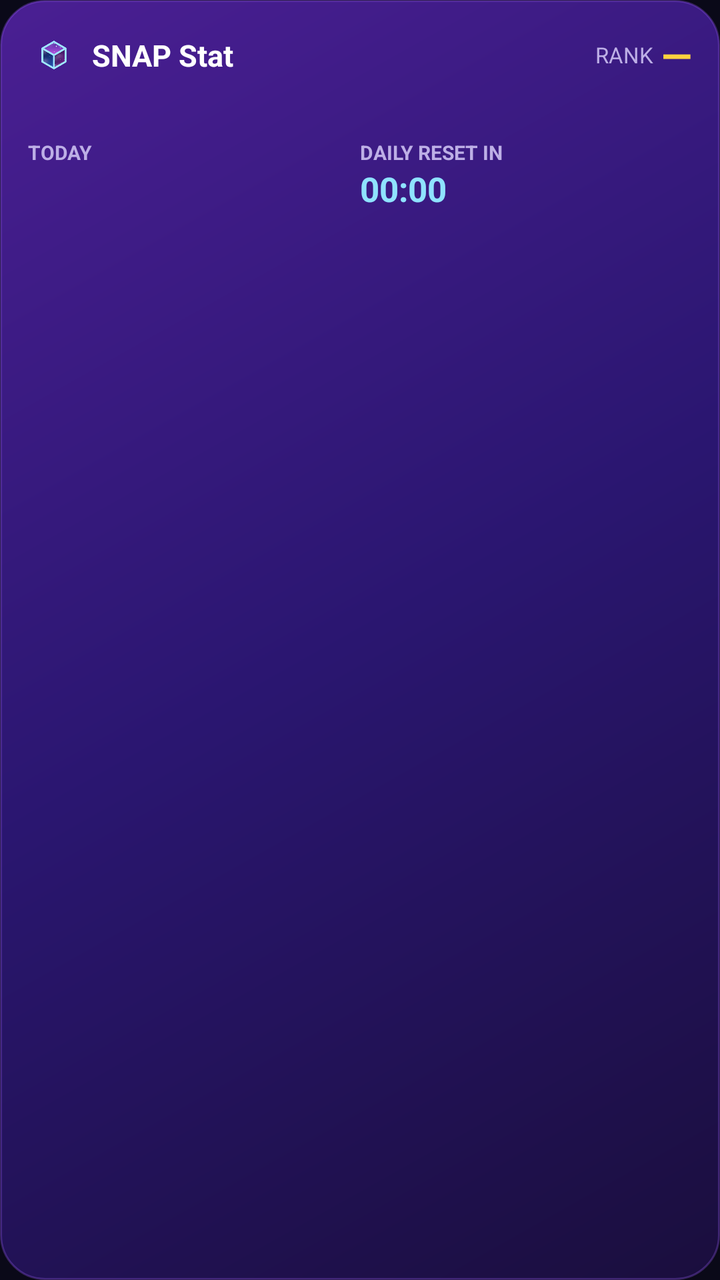
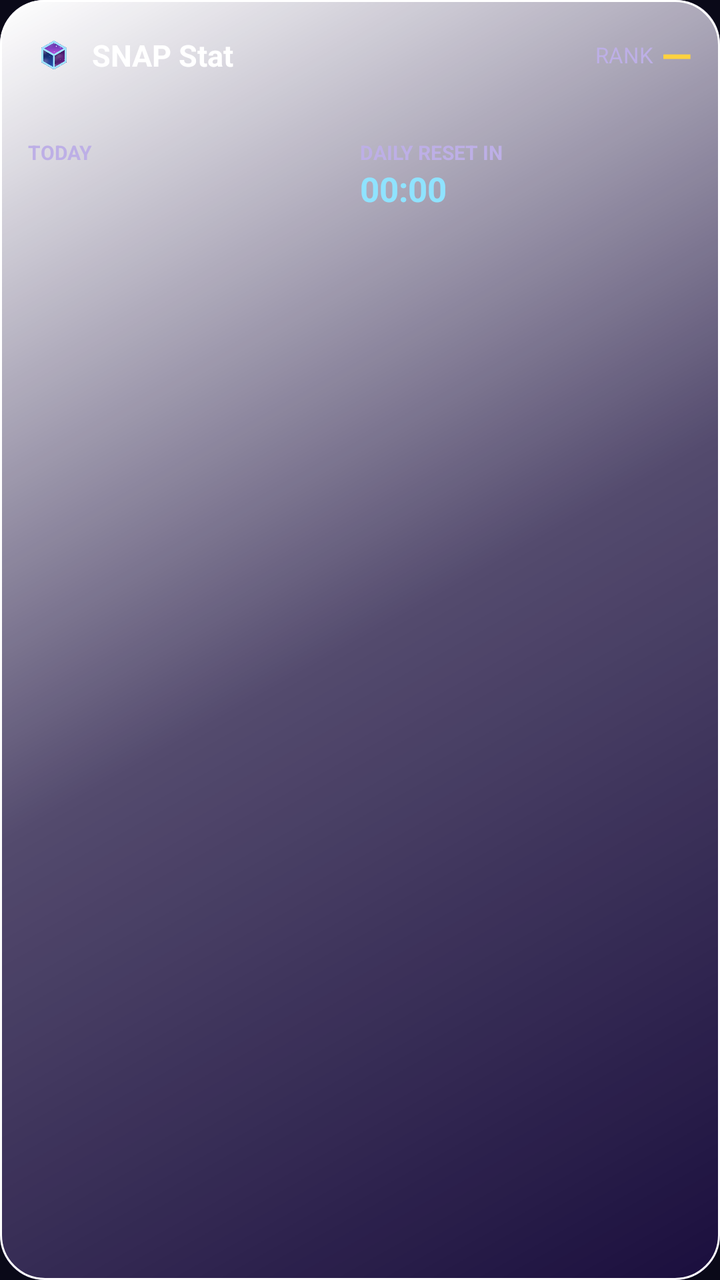

Two renders of the same Android screen: before a commit and after it. Below are the layout's source before the change and the commit's diff.
<!-- AndroidManifest.xml: application theme Theme.SnapStat -->
<!-- res/layout/widget.xml -->
<?xml version="1.0" encoding="utf-8"?>
<LinearLayout xmlns:android="http://schemas.android.com/apk/res/android"
    android:id="@+id/w_root"
    android:layout_width="match_parent"
    android:layout_height="match_parent"
    android:background="@drawable/widget_bg"
    android:orientation="vertical"
    android:padding="14dp">

    <LinearLayout
        android:layout_width="match_parent"
        android:layout_height="wrap_content"
        android:gravity="center_vertical"
        android:orientation="horizontal">
        <ImageView
            android:layout_width="26dp"
            android:layout_height="26dp"
            android:contentDescription="@string/app_name"
            android:src="@mipmap/ic_launcher_fg" />
        <TextView
            android:id="@+id/w_name"
            android:layout_width="0dp"
            android:layout_height="wrap_content"
            android:layout_marginStart="6dp"
            android:layout_weight="1"
            android:ellipsize="end"
            android:maxLines="1"
            android:text="@string/app_name"
            android:textColor="#FFFFFF"
            android:textSize="15sp"
            android:textStyle="bold" />
        <TextView
            android:layout_width="wrap_content"
            android:layout_height="wrap_content"
            android:text="@string/widget_rank"
            android:textColor="#BDAFE6"
            android:textSize="11sp" />
        <TextView
            android:id="@+id/w_rank"
            android:layout_width="wrap_content"
            android:layout_height="wrap_content"
            android:layout_marginStart="4dp"
            android:text="—"
            android:textColor="#FFD23F"
            android:textSize="20sp"
            android:textStyle="bold" />
    </LinearLayout>

    <TextView
        android:id="@+id/w_season"
        android:layout_width="match_parent"
        android:layout_height="wrap_content"
        android:layout_marginTop="4dp"
        android:ellipsize="end"
        android:maxLines="1"
        android:textColor="#DCD3FF"
        android:textSize="12sp" />

    <LinearLayout
        android:layout_width="match_parent"
        android:layout_height="wrap_content"
        android:layout_marginTop="8dp"
        android:orientation="horizontal">
        <LinearLayout
            android:layout_width="0dp"
            android:layout_height="wrap_content"
            android:layout_weight="1"
            android:orientation="vertical">
            <TextView
                android:layout_width="wrap_content"
                android:layout_height="wrap_content"
                android:text="@string/widget_today"
                android:textColor="#BDAFE6"
                android:textSize="10sp"
                android:textStyle="bold" />
            <TextView
                android:id="@+id/w_today"
                android:layout_width="wrap_content"
                android:layout_height="wrap_content"
                android:maxLines="1"
                android:textColor="#FFFFFF"
                android:textSize="17sp"
                android:textStyle="bold" />
        </LinearLayout>
        <LinearLayout
            android:layout_width="0dp"
            android:layout_height="wrap_content"
            android:layout_weight="1"
            android:orientation="vertical">
            <TextView
                android:layout_width="wrap_content"
                android:layout_height="wrap_content"
                android:text="@string/widget_reset"
                android:textColor="#BDAFE6"
                android:textSize="10sp"
                android:textStyle="bold" />
            <LinearLayout
                android:layout_width="wrap_content"
                android:layout_height="wrap_content"
                android:gravity="bottom"
                android:orientation="horizontal">
                <Chronometer
                    android:id="@+id/w_reset"
                    android:layout_width="wrap_content"
                    android:layout_height="wrap_content"
                    android:textColor="#8FE3FF"
                    android:textSize="17sp"
                    android:textStyle="bold" />
                <TextView
                    android:id="@+id/w_reset_at"
                    android:layout_width="wrap_content"
                    android:layout_height="wrap_content"
                    android:layout_marginStart="4dp"
                    android:maxLines="1"
                    android:textColor="#BDAFE6"
                    android:textSize="11sp" />
            </LinearLayout>
        </LinearLayout>
    </LinearLayout>

    <TextView
        android:id="@+id/w_alert"
        android:layout_width="match_parent"
        android:layout_height="wrap_content"
        android:layout_marginTop="6dp"
        android:background="@drawable/widget_alert_bg"
        android:ellipsize="end"
        android:maxLines="1"
        android:paddingStart="8dp"
        android:paddingTop="3dp"
        android:paddingEnd="8dp"
        android:paddingBottom="3dp"
        android:textColor="#FFFFFF"
        android:textSize="12sp"
        android:visibility="gone" />
</LinearLayout>
<!-- resources referenced by this layout -->
<resources>
  <!-- drawable widget_alert_bg (drawable) -->
  <?xml version="1.0" encoding="utf-8"?>
  <shape xmlns:android="http://schemas.android.com/apk/res/android" android:shape="rectangle">
      <corners android:radius="9dp" />
      <solid android:color="#66FF4F9A" />
  </shape>
  <!-- drawable widget_bg (drawable) -->
  <?xml version="1.0" encoding="utf-8"?>
  <shape xmlns:android="http://schemas.android.com/apk/res/android" android:shape="rectangle">
      <corners android:radius="22dp" />
      <gradient android:angle="315" android:startColor="#4A1F93" android:centerColor="#2A1670" android:endColor="#1A0E3D" />
      <stroke android:width="1dp" android:color="#4D9B5CFF" />
  </shape>
  <!-- mipmap ic_launcher_fg: png bitmap (mipmap-hdpi, 11101 bytes) -->
  <string name="app_name">SNAP Stat</string>
  <string name="widget_rank">RANK</string>
  <string name="widget_reset">DAILY RESET IN</string>
  <string name="widget_today">TODAY</string>
  <style name="Theme.SnapStat" parent="android:Theme.Material.Light.NoActionBar">
          <item name="android:windowBackground">@color/bg</item>
          <item name="android:statusBarColor">@color/bg</item>
          <item name="android:navigationBarColor">@color/bg</item>
          <item name="android:windowLightStatusBar">false</item>
      </style>
  <color name="bg">#0A0918</color>
</resources>

<!-- the commit's change to res/layout/widget.xml (unified diff, before → after) -->
@@ -1,11 +1,10 @@
 <?xml version="1.0" encoding="utf-8"?>
-<LinearLayout xmlns:android="http://schemas.android.com/apk/res/android"
-    android:id="@+id/w_root"
-    android:layout_width="match_parent"
-    android:layout_height="match_parent"
-    android:background="@drawable/widget_bg"
-    android:orientation="vertical"
-    android:padding="14dp">
+<FrameLayout xmlns:android="http://schemas.android.com/apk/res/android"
+    android:id="@+id/w_root" android:layout_width="match_parent" android:layout_height="match_parent">
+    <ImageView android:id="@+id/w_bg" android:layout_width="match_parent" android:layout_height="match_parent" android:scaleType="fitXY" android:src="@drawable/widget_fill" android:importantForAccessibility="no" />
+    <ImageView android:id="@+id/w_glow" android:layout_width="match_parent" android:layout_height="match_parent" android:scaleType="fitXY" android:src="@drawable/widget_glow" android:importantForAccessibility="no" />
+    <ImageView android:id="@+id/w_edge" android:layout_width="match_parent" android:layout_height="match_parent" android:scaleType="fitXY" android:src="@drawable/widget_edge" android:importantForAccessibility="no" />
+    <LinearLayout android:layout_width="match_parent" android:layout_height="match_parent" android:orientation="vertical" android:padding="14dp">
 
     <LinearLayout
         android:layout_width="match_parent"
@@ -29,7 +28,7 @@
             android:textColor="#FFFFFF"
             android:textSize="15sp"
             android:textStyle="bold" />
-        <TextView
+        <TextView android:id="@+id/w_ls1"
             android:layout_width="wrap_content"
             android:layout_height="wrap_content"
             android:text="@string/widget_rank"
@@ -66,7 +65,7 @@
             android:layout_height="wrap_content"
             android:layout_weight="1"
             android:orientation="vertical">
-            <TextView
+            <TextView android:id="@+id/w_ls2"
                 android:layout_width="wrap_content"
                 android:layout_height="wrap_content"
                 android:text="@string/widget_today"
@@ -87,7 +86,7 @@
             android:layout_height="wrap_content"
             android:layout_weight="1"
             android:orientation="vertical">
-            <TextView
+            <TextView android:id="@+id/w_ls3"
                 android:layout_width="wrap_content"
                 android:layout_height="wrap_content"
                 android:text="@string/widget_reset"
@@ -134,3 +133,4 @@
         android:textSize="12sp"
         android:visibility="gone" />
 </LinearLayout>
+</FrameLayout>
<!-- resource entries referenced after the edit -->
@@ -6,12 +6,24 @@
       <corners android:radius="9dp" />
       <solid android:color="#66FF4F9A" />
   </shape>
-  <!-- drawable widget_bg (drawable) -->
+  <!-- drawable widget_edge (drawable) -->
   <?xml version="1.0" encoding="utf-8"?>
   <shape xmlns:android="http://schemas.android.com/apk/res/android" android:shape="rectangle">
       <corners android:radius="22dp" />
-      <gradient android:angle="315" android:startColor="#4A1F93" android:centerColor="#2A1670" android:endColor="#1A0E3D" />
-      <stroke android:width="1dp" android:color="#4D9B5CFF" />
+      <solid android:color="#00000000" />
+      <stroke android:width="1dp" android:color="#FFFFFFFF" />
+  </shape>
+  <!-- drawable widget_fill (drawable) -->
+  <?xml version="1.0" encoding="utf-8"?>
+  <shape xmlns:android="http://schemas.android.com/apk/res/android" android:shape="rectangle">
+      <corners android:radius="22dp" />
+      <solid android:color="#1A0E3D" />
+  </shape>
+  <!-- drawable widget_glow (drawable) -->
+  <?xml version="1.0" encoding="utf-8"?>
+  <shape xmlns:android="http://schemas.android.com/apk/res/android" android:shape="rectangle">
+      <corners android:radius="22dp" />
+      <gradient android:angle="315" android:startColor="#FFFFFFFF" android:centerColor="#40FFFFFF" android:endColor="#00FFFFFF" />
   </shape>
   <!-- mipmap ic_launcher_fg: png bitmap (mipmap-hdpi, 11101 bytes) -->
   <string name="app_name">SNAP Stat</string>
